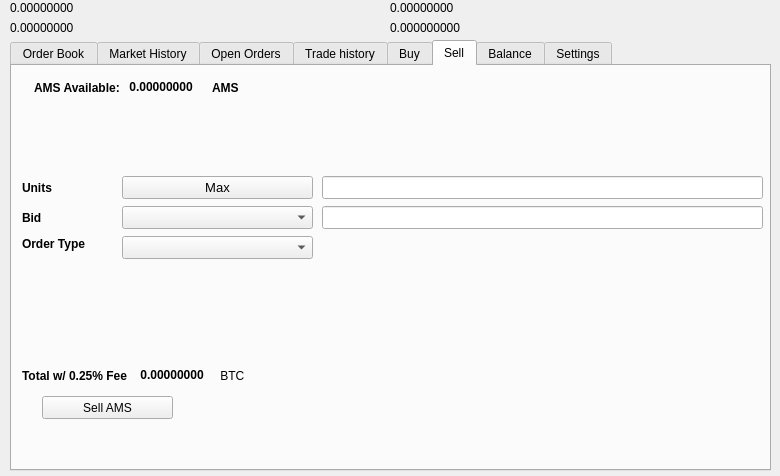
The window that src/qt/forms/tradingdialog.ui (webworker01/Ellerium) describes before a commit, drawn with Qt 5.
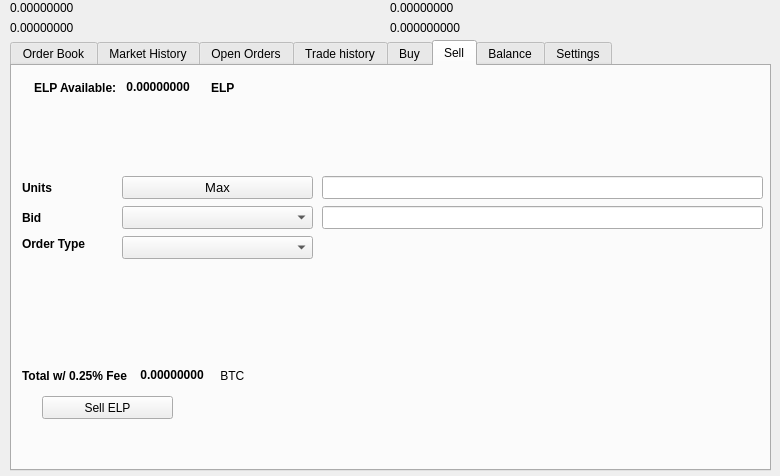
The same window after the commit. The open tabs and pages were chosen to show the change. Icons and pictures are not drawn.

```diff
--- a/src/qt/forms/tradingdialog.ui
+++ b/src/qt/forms/tradingdialog.ui
@@ -1751,7 +1751,7 @@
       </rect>
      </property>
      <property name="text">
-      <string>Sell AMS</string>
+      <string>Sell ELP</string>
      </property>
      <property name="icon">
       <iconset resource="../ellerium">
@@ -1777,7 +1777,7 @@
          </font>
         </property>
         <property name="text">
-         <string>AMS Available:</string>
+         <string>ELP Available:</string>
         </property>
        </widget>
       </item>
@@ -2221,7 +2221,7 @@
          </font>
         </property>
         <property name="text">
-         <string>AMS</string>
+         <string>ELP</string>
         </property>
        </widget>
       </item>
```
Left out of the diff: 34 changed lines with no effect on the pictures.
